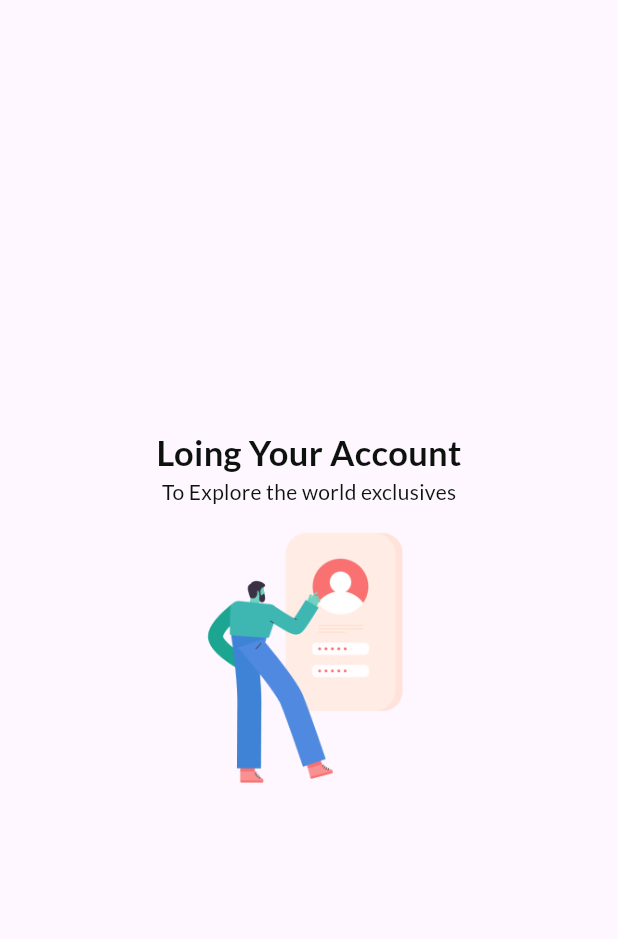
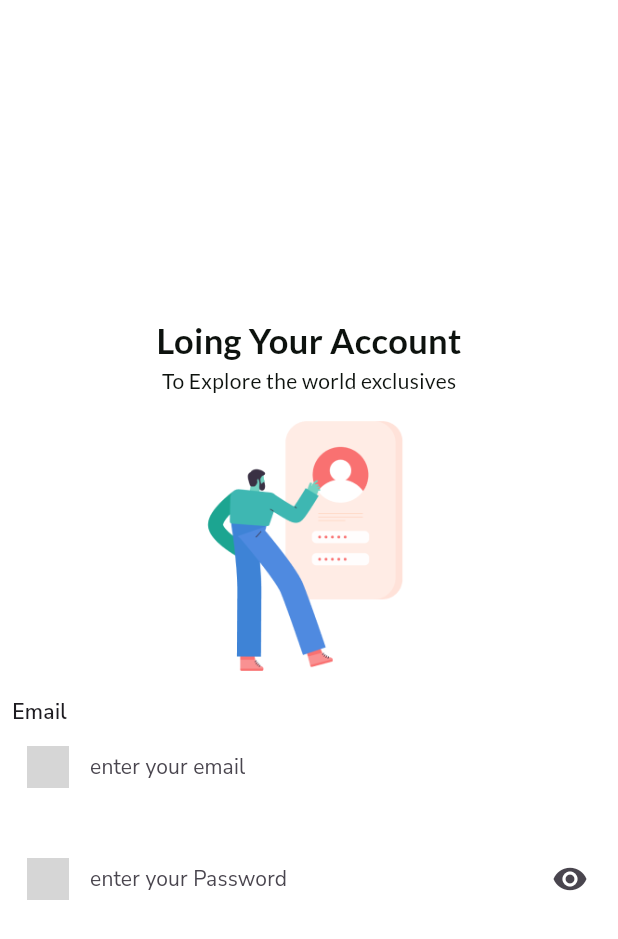
Before and after one commit to yonas790/multi-store-flutter-app, a Flutter app: the screen it shows after launch, on a phone screen of 412 x 824 dp. Shown: the top 939 px of the screen. Run offline on Flutter 3.47's test engine with Material 3 defaults, Android fonts, the phone set to English and light mode, and no system bars; our stand-ins replace google_fonts; grey boxes are pictures that could not be loaded.

Commit message:
create text form field for login screen

```diff
--- a/lib/main.dart
+++ b/lib/main.dart
@@ -12,7 +12,8 @@ class MyApp extends StatelessWidget {
   @override
   Widget build(BuildContext context) {
     return MaterialApp(
-      title: 'Flutter Demo',
+      debugShowCheckedModeBanner: false,
+      title: 'Store App',
       theme: ThemeData(
         // This is the theme of your application.
         //
--- a/lib/views/screens/authentication_screens/login_screen.dart
+++ b/lib/views/screens/authentication_screens/login_screen.dart
@@ -7,7 +7,10 @@ class LoginScreen extends StatelessWidget {
   @override
   Widget build(BuildContext context) {
     return Scaffold(
-      body: Center(
+      backgroundColor: Colors.white.withAlpha(200),
+      body: Padding(
+        padding: const EdgeInsets.all(8.0),
+        child: Center(
           child: Column(
             mainAxisAlignment: MainAxisAlignment.center,
             children: [
@@ -31,7 +34,64 @@ class LoginScreen extends StatelessWidget {
               ),
               Image.asset('assets/images/Illustration.png',
                   width: 200, height: 200),
+              Align(
+                alignment: Alignment.topLeft,
+                child: Text('Email',
+                    style: GoogleFonts.getFont(
+                      'Nunito Sans',
+                      fontWeight: FontWeight.w600,
+                      letterSpacing: 0.2,
+                    )),
+              ),
+              TextFormField(
+                decoration: InputDecoration(
+                    fillColor: Colors.white,
+                    filled: true,
+                    border: OutlineInputBorder(
+                      borderRadius: BorderRadius.circular(9),
+                    ),
+                    focusedBorder: InputBorder.none,
+                    enabledBorder: InputBorder.none,
+                    labelText: 'enter your email',
+                    labelStyle: GoogleFonts.getFont(
+                      'Nunito Sans',
+                      fontSize: 14,
+                      letterSpacing: 0.1,
+                    ),
+                    prefixIcon: Padding(
+                      padding: const EdgeInsets.all(10.0),
+                      child: Image.asset('assets/icons/email.png',
+                          width: 20, height: 20),
+                    )),
+              ),
+              SizedBox(
+                height: 20,
+              ),
+              TextFormField(
+                decoration: InputDecoration(
+                  fillColor: Colors.white,
+                  filled: true,
+                  border: OutlineInputBorder(
+                    borderRadius: BorderRadius.circular(9),
+                  ),
+                  focusedBorder: InputBorder.none,
+                  enabledBorder: InputBorder.none,
+                  labelText: 'enter your Password',
+                  labelStyle: GoogleFonts.getFont(
+                    'Nunito Sans',
+                    fontSize: 14,
+                    letterSpacing: 0.1,
+                  ),
+                  prefixIcon: Padding(
+                    padding: const EdgeInsets.all(10.0),
+                    child: Image.asset('assets/icons/password.png',
+                        width: 20, height: 20),
+                  ),
+                  suffixIcon: Icon(Icons.visibility),
+                ),
+              ),
             ],
+          ),
         ),
       ),
     );
```
Also changed, not shown: assets/icons/image.png (deleted). Lines whose indentation alone changed are shown as unchanged.
